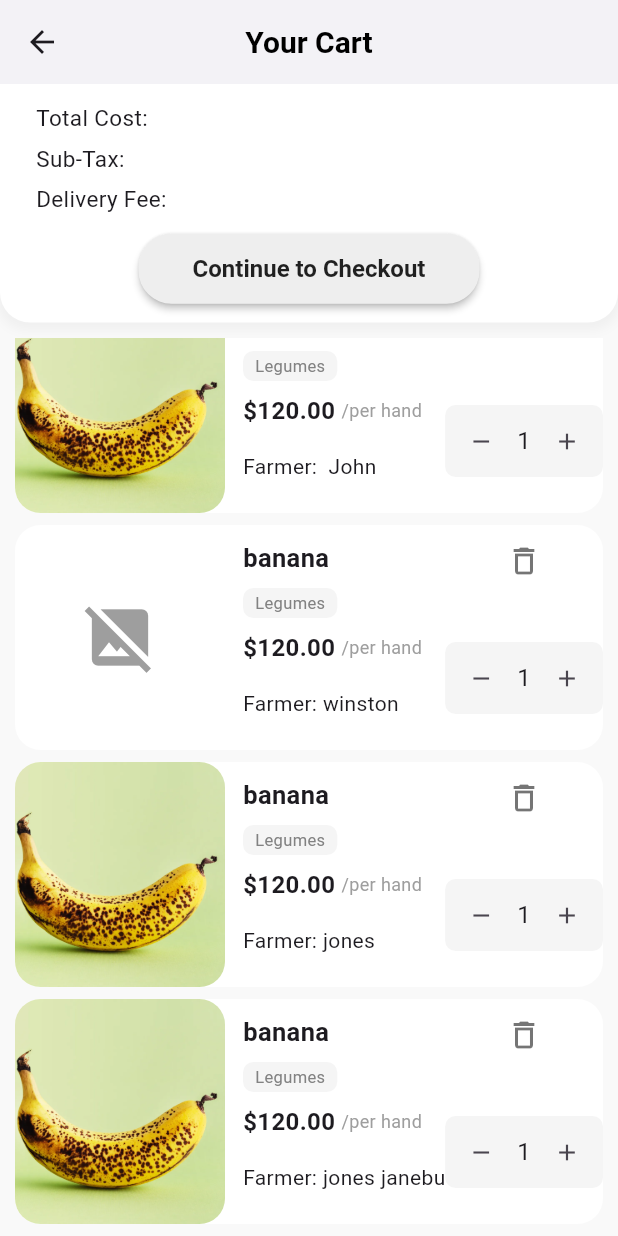
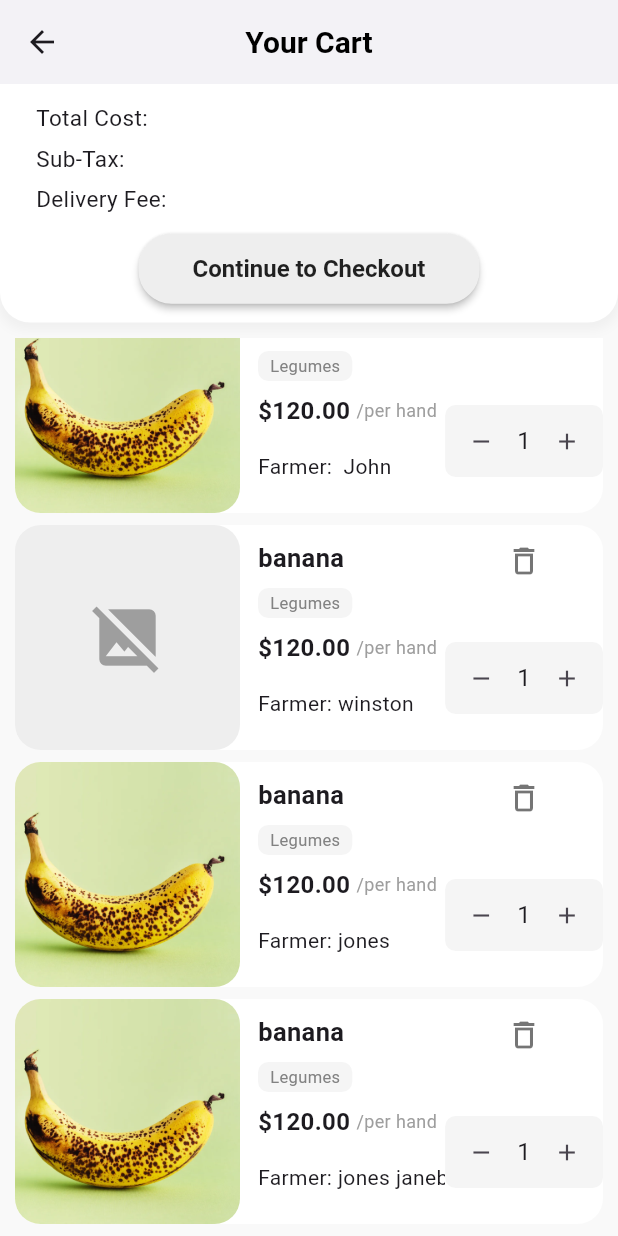
Before and after one commit to KhriseanStewart/denbigh_amber_app, a Flutter app: the CartScreen screen opened by its route, scrolled down 41 dp, on a phone screen of 412 x 824 dp. Run offline on Flutter 3.47's test engine with Material 3 defaults, Android fonts, the light colour scheme and no system bars; our stand-ins replace cloud_firestore, firebase_auth, firebase_core, firebase_storage, image_picker, shimmer; accounts and stored records are empty.

Commit message:
madde a change in the cart on the images

```diff
--- a/lib/customer_screens.dart/cart_screen.dart
+++ b/lib/customer_screens.dart/cart_screen.dart
@@ -1,4 +1,5 @@
 import 'package:flutter/material.dart';
+import 'package:shimmer/shimmer.dart';
 
 class CartScreen extends StatefulWidget {
   const CartScreen({super.key});
@@ -8,6 +9,9 @@ class CartScreen extends StatefulWidget {
 }
 
 class _CartScreenState extends State<CartScreen> {
+  // Add this for shimmer loading simulation
+  bool _isLoading = true;
+
   // this list is a simulated list add cart from firebase
   final List<Map<String, dynamic>> cartItems = [
     {
@@ -48,6 +52,17 @@ class _CartScreenState extends State<CartScreen> {
     },
 
   ];
+
+  @override
+  void initState() {
+    super.initState();
+    // Simulate loading for 2 seconds, then show images
+    Future.delayed(const Duration(seconds: 2), () {
+      setState(() {
+        _isLoading = false;
+      });
+    });
+  }
 
   @override
   Widget build(BuildContext context) {
@@ -150,21 +165,41 @@ class _CartScreenState extends State<CartScreen> {
                     children: [
                       // Product Image goes here
                       Container(
-                        width: 140,
+                        width: 150,
                         height: 150,
                         child: AspectRatio(
                           aspectRatio: 4,
-
                           child: ClipRRect(
                             borderRadius: BorderRadius.circular(17),
-                            child: item['image'] != null
-                                ? Image.asset(
-                                    item['image'],
-                                    width: 140,
-                                    height: 150,
-                                    fit: BoxFit.cover,
+                            child: _isLoading
+                                ? Shimmer.fromColors(
+                                    baseColor: Colors.grey.shade300,
+                                    highlightColor: Colors.grey.shade100,
+                                    child: Container(
+                                      width: 150,
+                                      height: 150,
+                                      color: Colors.grey.shade300,
+                                    ),
                                   )
-                                : Icon(Icons.image_not_supported, size: 50, color: Colors.grey)
+                                : (item['image'] != null
+                                    ? Image.asset(
+                                        item['image'],
+                                        width: 150,
+                                        height: 150,
+                                        fit: BoxFit.cover,
+                                        errorBuilder: (context, error, stackTrace) => Container(
+                                          color: Colors.grey.shade200,
+                                          width: 150,
+                                          height: 150,
+                                          child: const Icon(Icons.image_not_supported, size: 50, color: Colors.grey),
+                                        ),
+                                      )
+                                    : Container(
+                                        color: Colors.grey.shade200,
+                                        width: 150,
+                                        height: 150,
+                                        child: const Icon(Icons.image_not_supported, size: 50, color: Colors.grey),
+                                      )),
                           ),
                         ),
                       ),
--- a/lib/customer_screens.dart/profile.dart
+++ b/lib/customer_screens.dart/profile.dart
@@ -40,7 +40,7 @@ class ProfileScreen extends StatelessWidget {
               child: Builder(
                 builder: (context) {
                   try {
-                    return ProfilePictureUploader();
+                    return ProfilePictureUploader();//curent logic is dependent on a logged in user
                   } catch (e) {
                     return Column(
                       children: [
```
Also changed, not shown: lib/utils/services/cart_item_sevices.dart (added, +85 -0 lines), 1 other file.
